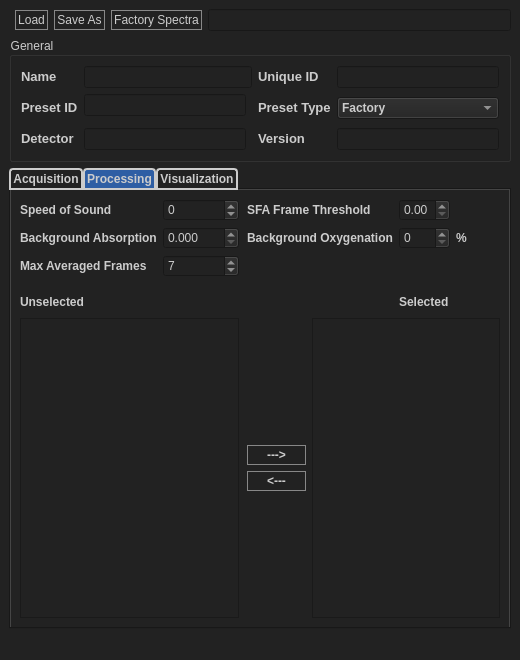
Old version of the form source/resources/preset_editor.ui in the repository jaytreee/PresetEditor.
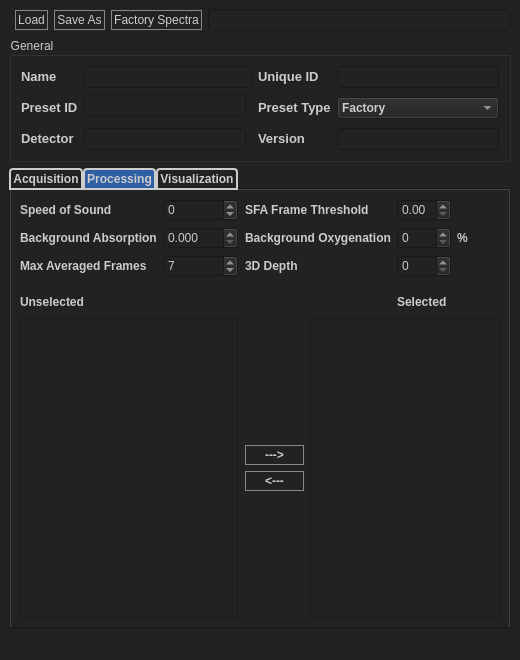
New version of the form. The open tabs and pages were chosen to show the change.

Diff of the .ui file:
```diff
--- a/source/resources/preset_editor.ui
+++ b/source/resources/preset_editor.ui
@@ -687,9 +687,6 @@
           <property name="focusPolicy">
            <enum>Qt::StrongFocus</enum>
           </property>
-          <property name="maximum">
-           <number>100</number>
-          </property>
          </widget>
         </item>
         <item row="5" column="5">
@@ -839,6 +836,29 @@
           </property>
          </widget>
         </item>
+        <item row="2" column="3">
+         <widget class="QLabel" name="label_13">
+          <property name="font">
+           <font>
+            <weight>75</weight>
+            <bold>true</bold>
+           </font>
+          </property>
+          <property name="text">
+           <string>3D Depth</string>
+          </property>
+         </widget>
+        </item>
+        <item row="2" column="5">
+         <widget class="QSpinBox" name="Nz">
+          <property name="toolTip">
+           <string>&lt;html&gt;&lt;head/&gt;&lt;body&gt;&lt;p&gt;Parameter for 3D FoV&lt;/p&gt;&lt;p&gt;default 50&lt;/p&gt;&lt;p&gt;when not 1, multipanel view is disabled&lt;/p&gt;&lt;/body&gt;&lt;/html&gt;</string>
+          </property>
+          <property name="maximum">
+           <number>9999</number>
+          </property>
+         </widget>
+        </item>
        </layout>
       </widget>
       <widget class="QWidget" name="tab_2">
```
